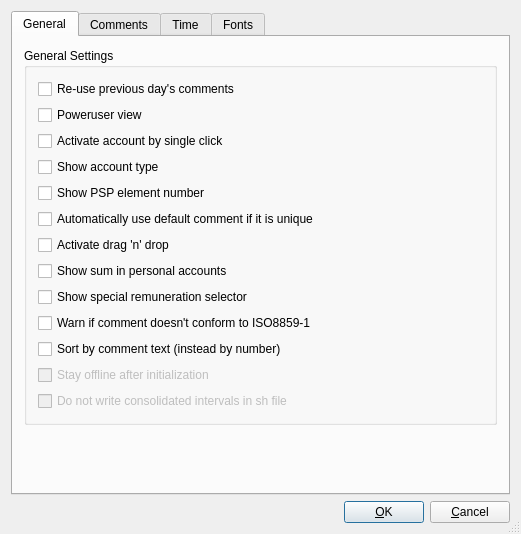
scVENUS/sctime, file src/preferencedialogbase.ui: the form before one commit.
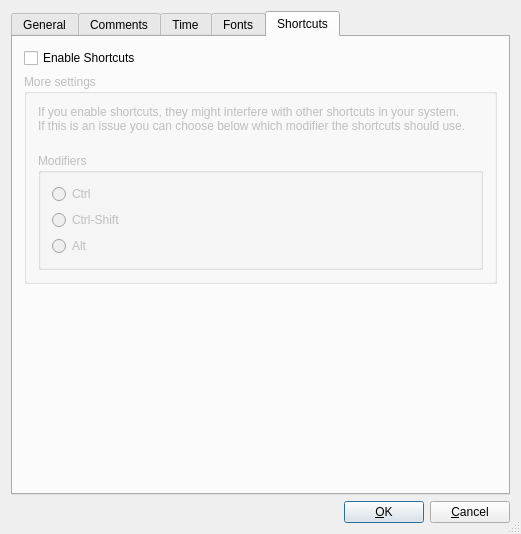
The form after the commit. The open tabs and pages were chosen to show the change.

Commit message: add shortcut configuration

```diff
--- a/src/preferencedialogbase.ui
+++ b/src/preferencedialogbase.ui
@@ -757,6 +757,87 @@
        </item>
       </layout>
      </widget>
+     <widget class="QWidget" name="tabShortcuts">
+      <attribute name="title">
+       <string>Shortcuts</string>
+      </attribute>
+      <layout class="QVBoxLayout" name="verticalLayout_11">
+       <item>
+        <widget class="QCheckBox" name="checkBox">
+         <property name="text">
+          <string>Enable Shortcuts</string>
+         </property>
+        </widget>
+       </item>
+       <item>
+        <widget class="QGroupBox" name="moreSettingsBox">
+         <property name="enabled">
+          <bool>false</bool>
+         </property>
+         <property name="title">
+          <string>More settings</string>
+         </property>
+         <layout class="QVBoxLayout" name="verticalLayout_10">
+          <item>
+           <widget class="QLabel" name="label">
+            <property name="text">
+             <string>If you enable shortcuts, they might interfere with other shortcuts in your system.
+If this is an issue you can choose below which modifier the shortcuts should use.
+</string>
+            </property>
+            <property name="wordWrap">
+             <bool>true</bool>
+            </property>
+           </widget>
+          </item>
+          <item>
+           <widget class="QGroupBox" name="modifierGroupBox">
+            <property name="title">
+             <string>Modifiers</string>
+            </property>
+            <layout class="QVBoxLayout" name="verticalLayout_9">
+             <item>
+              <widget class="QRadioButton" name="radioCtrl">
+               <property name="text">
+                <string>Ctrl</string>
+               </property>
+              </widget>
+             </item>
+             <item>
+              <widget class="QRadioButton" name="radioCtrlShift">
+               <property name="text">
+                <string>Ctrl-Shift</string>
+               </property>
+              </widget>
+             </item>
+             <item>
+              <widget class="QRadioButton" name="radioAlt">
+               <property name="text">
+                <string>Alt</string>
+               </property>
+              </widget>
+             </item>
+            </layout>
+           </widget>
+          </item>
+         </layout>
+        </widget>
+       </item>
+       <item>
+        <spacer name="verticalSpacer_5">
+         <property name="orientation">
+          <enum>Qt::Orientation::Vertical</enum>
+         </property>
+         <property name="sizeHint" stdset="0">
+          <size>
+           <width>20</width>
+           <height>179</height>
+          </size>
+         </property>
+        </spacer>
+       </item>
+      </layout>
+     </widget>
     </widget>
    </item>
    <item>
```
Left out of the diff: 15 changed lines with no effect on the pictures. The commit also changes 6 other files.
